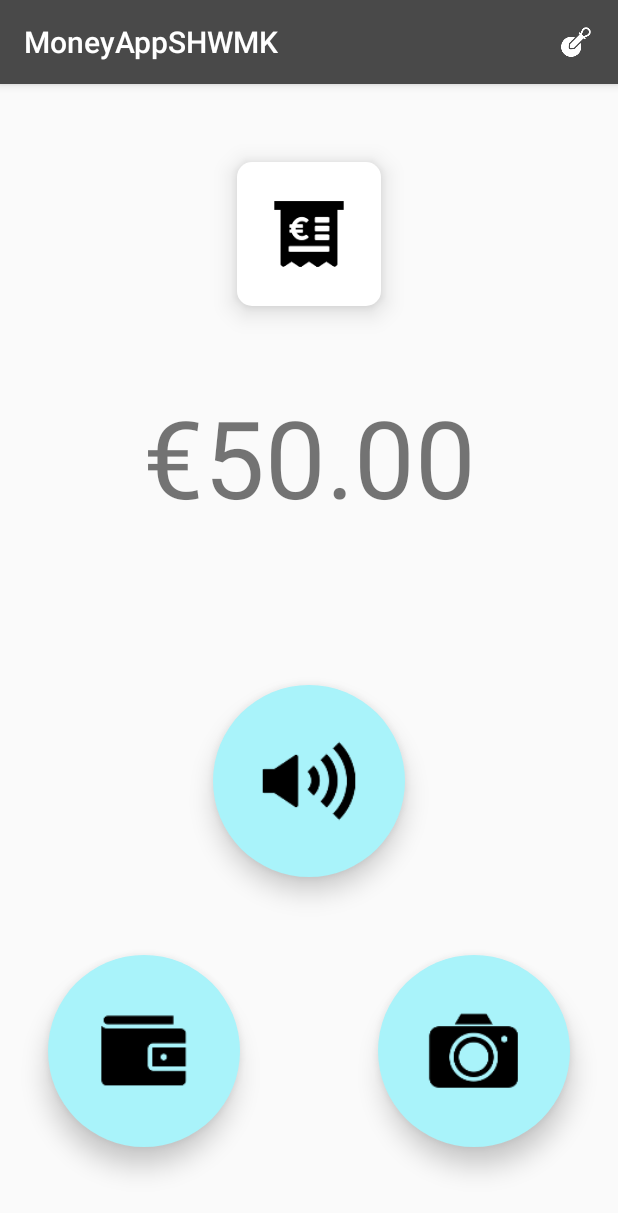
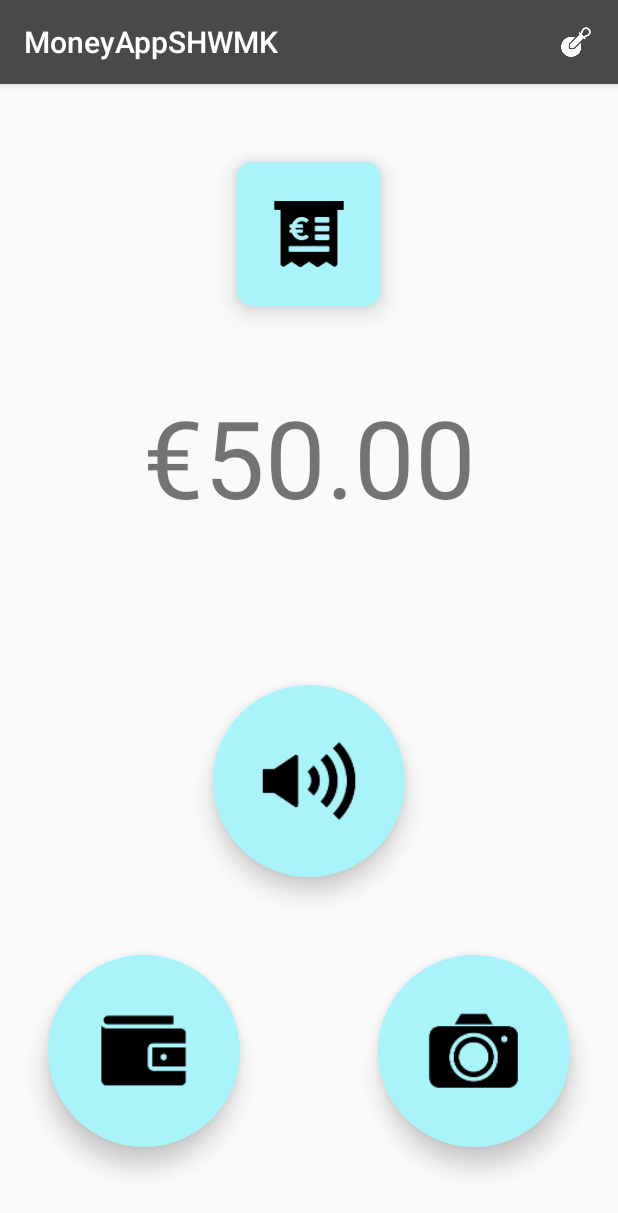
Before and after one commit to alexanderstaszewski/MoneyAppSHWMK, an Android app: the screen it shows after launch (MainActivity), on a phone screen of 412 x 824 dp. Shown: the top 1213 px of the screen. Run offline under Robolectric (Android 15) with nearby library versions, the phone set to English and light mode, and no system bars.

Commit message:
in preparation to have the colours be picked by the user: - all the buttons are now the same colour - the button press colour is now linked to its own specific colour value in colors.xml

```diff
--- a/app/src/main/res/drawable/button_camera_press_shape.xml
+++ b/app/src/main/res/drawable/button_camera_press_shape.xml
@@ -4,7 +4,7 @@
         <shape xmlns:android="http://schemas.android.com/apk/res/android"
             android:shape="rectangle">
 
-            <solid android:color="@color/colorPrimaryDark"/>
+            <solid android:color="@color/colorButtonPress"/>
             <corners android:radius="100dp"/>
         </shape>
     </item>
--- a/app/src/main/res/drawable/button_speaker_press_shape.xml
+++ b/app/src/main/res/drawable/button_speaker_press_shape.xml
@@ -4,7 +4,7 @@
         <shape xmlns:android="http://schemas.android.com/apk/res/android"
             android:shape="rectangle">
 
-            <solid android:color="@color/colorPrimaryDark"/>
+            <solid android:color="@color/colorButtonPress"/>
             <corners android:radius="100dp"/>
         </shape>
     </item>
--- a/app/src/main/res/drawable/button_transaction_press_shape.xml
+++ b/app/src/main/res/drawable/button_transaction_press_shape.xml
@@ -4,7 +4,7 @@
         <shape xmlns:android="http://schemas.android.com/apk/res/android"
             android:shape="rectangle">
 
-            <solid android:color="@color/colorPrimaryDark"/>
+            <solid android:color="@color/colorButtonPress"/>
             <corners android:radius="10dp"/>
         </shape>
     </item>
--- a/app/src/main/res/drawable/button_transaction_shape.xml
+++ b/app/src/main/res/drawable/button_transaction_shape.xml
@@ -4,7 +4,7 @@
         <shape xmlns:android="http://schemas.android.com/apk/res/android"
             android:shape="rectangle">
 
-            <solid android:color="@color/colorSecondaryButton"/>
+            <solid android:color="@color/colorButton"/>
             <corners android:radius="10dp"/>
         </shape>
     </item>
--- a/app/src/main/res/drawable/button_wallet_press_shape.xml
+++ b/app/src/main/res/drawable/button_wallet_press_shape.xml
@@ -4,7 +4,7 @@
         <shape xmlns:android="http://schemas.android.com/apk/res/android"
             android:shape="rectangle">
 
-            <solid android:color="@color/colorPrimaryDark"/>
+            <solid android:color="@color/colorButtonPress"/>
             <corners android:radius="100dp"/>
         </shape>
     </item>
--- a/app/src/main/res/values/colors.xml
+++ b/app/src/main/res/values/colors.xml
@@ -4,5 +4,5 @@
     <color name="colorPrimaryDark">#494949</color>
     <color name="colorAccent">#D81B60</color>
     <color name="colorButton">#A9F3FA</color>
-    <color name="colorSecondaryButton">#FFFFFF</color>
+    <color name="colorButtonPress">#494949</color>
 </resources>
```
